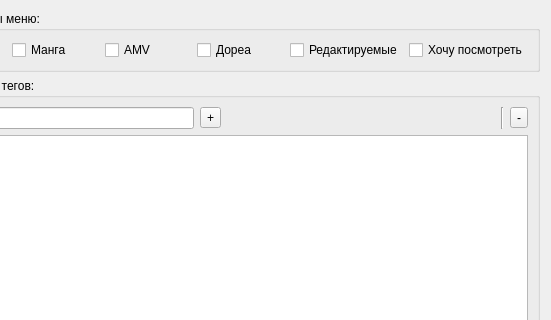
Qt form formsettings.ui (LibertaSoft/DatabaseAnime) before a commit; both pictures show x 104 to 655 and y 0 to 320 of the 655 by 501 pixel window.
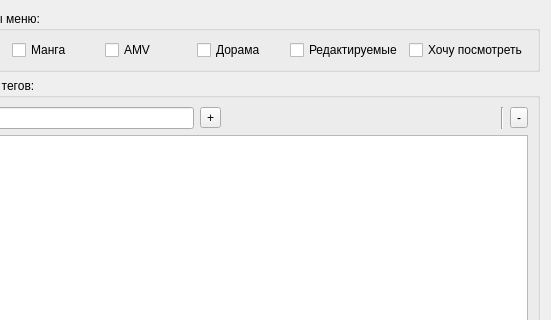
The same form after that commit. Icons and pictures are not drawn.

Patch:
```diff
--- a/formsettings.ui
+++ b/formsettings.ui
@@ -47,7 +47,7 @@
       <item>
        <widget class="QCheckBox" name="CheckBox_EnableDorea">
         <property name="text">
-         <string>Дореа</string>
+         <string>Дорама</string>
         </property>
        </widget>
       </item>
```
Left out of the diff: 2 changed lines with no effect on the pictures.
